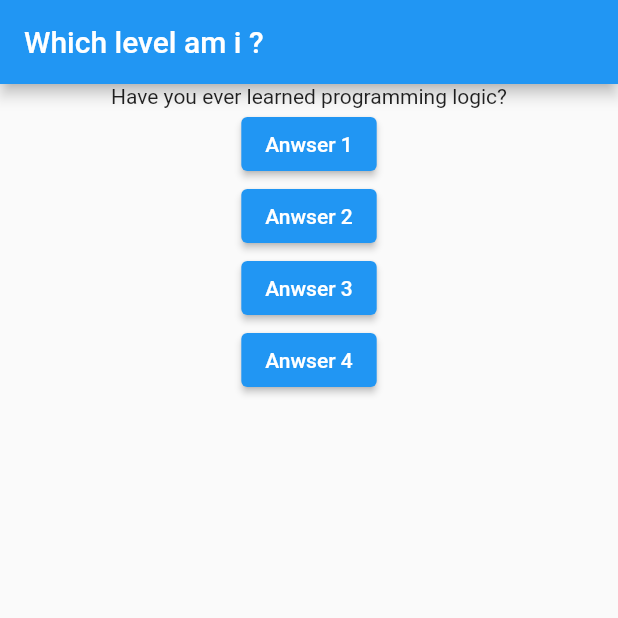
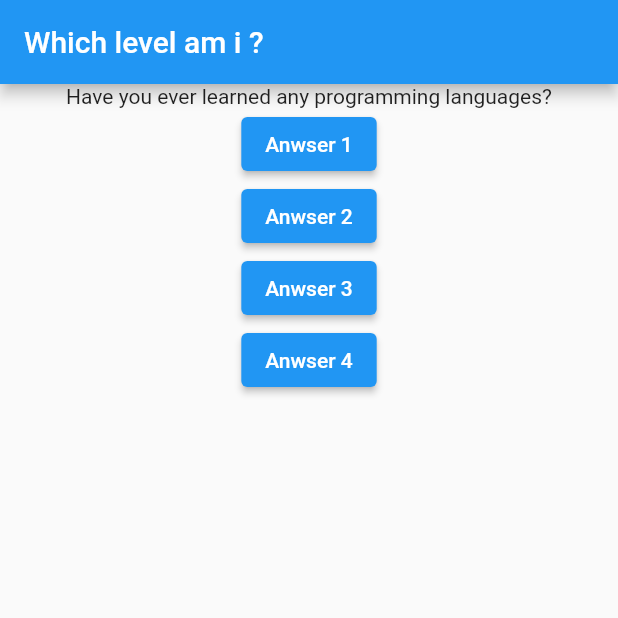
Before and after one commit to felipecal/learning_flutter, a Flutter app: the screen it shows after launch, after a tap on "Anwser 1", on a phone screen of 412 x 824 dp, the top half of it. Run offline on Flutter 3.47's test engine with Material 2 defaults, Android fonts, the phone set to English and light mode, and no system bars.

Commit message:
🐛 fix a bug in about question

```diff
--- a/lib/main.dart
+++ b/lib/main.dart
@@ -5,7 +5,9 @@ main() => runApp(Leveler());
 class LevelerAppState extends State<Leveler> {
   var answerSelected = 0;
   void respond() {
-    answerSelected++;
+    setState(() {
+      answerSelected++;
+    });
     print('The question has been answered');
   }
 
@@ -24,7 +26,7 @@ class LevelerAppState extends State<Leveler> {
           body: Center(
             child: Column(
               children: <Widget>[
-                Text(questions[0]),
+                Text(questions[answerSelected]),
                 ElevatedButton(
                   onPressed: respond,
                   child: const Text('Anwser 1'),
```
